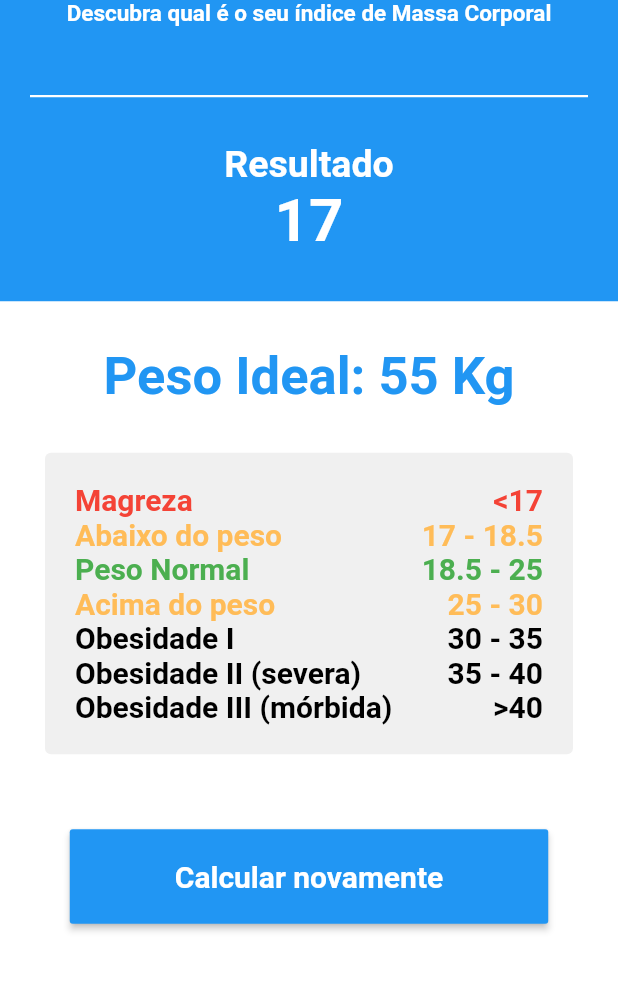
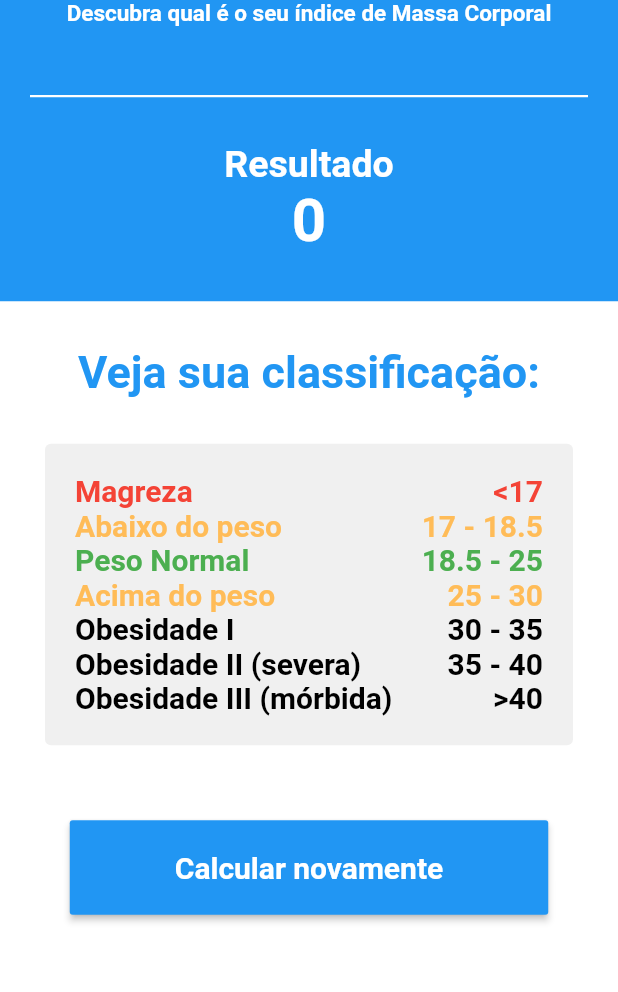
Before and after one commit to Ikamihiro/imc-flutter, a Flutter app: the screen it shows after launch, after a tap on "Calcular", on a phone screen of 412 x 824 dp, the part 130-1122 px from its top. Run offline on Flutter 3.47's test engine with Material 2 defaults, Android fonts, the phone set to English and light mode, and no system bars.

```diff
--- a/lib/pages/Home/components/Form.dart
+++ b/lib/pages/Home/components/Form.dart
@@ -49,7 +49,7 @@ class _FormInputState extends State<FormInput> {
                     padding: EdgeInsets.only(right: 20.0),
                     child: Column(
                       children: <Widget>[
-                        textLabel("Altura (m)"),
+                        textLabel("Peso (kg)"),
                         Padding(
                           padding: EdgeInsets.all(7),
                         ),
@@ -70,7 +70,10 @@ class _FormInputState extends State<FormInput> {
                       Navigator.push(
                           context,
                           MaterialPageRoute(
-                              builder: (context) => ResultPage()));
+                              builder: (context) => ResultPage(
+                                    alturaData: _controllerAltura.text,
+                                    pesoData: _controllerPeso.text,
+                                  )));
                     },
                   ),
                 ),
--- a/lib/pages/Result/ResultPage.dart
+++ b/lib/pages/Result/ResultPage.dart
@@ -1,32 +1,38 @@
 import 'package:flutter/material.dart';
 import '../Home/components/Header.dart';
+import './components/TableIMC.dart';
+import './components/LineWhite.dart';
+import './components/ShowResult.dart';
 
 class ResultPage extends StatefulWidget {
+  final String alturaData;
+  final String pesoData;
+
+  ResultPage({Key key, this.alturaData, this.pesoData}) : super(key: key);
+
   @override
   _ResultPageState createState() => _ResultPageState();
 }
 
 class _ResultPageState extends State<ResultPage> {
-  TextStyle red() {
-    return TextStyle(
-        color: Colors.red, fontWeight: FontWeight.bold, fontSize: 20);
+  double _altura, _peso, _resultado;
+
+  void calcularImc() {
+    if (widget.alturaData.isNotEmpty && widget.pesoData.isNotEmpty) {
+      print(widget.alturaData);
+      print(widget.pesoData);
+      _altura = double.parse(widget.alturaData);
+      _peso = double.parse(widget.pesoData);
+      _resultado = _peso / (_altura * _altura);
+    } else {
+      _resultado = 0.0;
+    }
   }
 
-  TextStyle yellow() {
-    return TextStyle(
-        color: Color.fromRGBO(255, 188, 88, 1),
-        fontWeight: FontWeight.bold,
-        fontSize: 20);
-  }
-
-  TextStyle green() {
-    return TextStyle(
-        color: Colors.green, fontWeight: FontWeight.bold, fontSize: 20);
-  }
-
-  TextStyle black() {
-    return TextStyle(
-        color: Colors.black, fontWeight: FontWeight.bold, fontSize: 20);
+  @override
+  void initState() {
+    calcularImc();
+    super.initState();
   }
 
   @override
@@ -39,35 +45,9 @@ class _ResultPageState extends State<ResultPage> {
             title: 'Calculadora IMC',
             subtitle: 'Descubra qual é o seu índice de Massa Corporal',
           ),
-          Container(
-            height: 1.5,
-            color: Colors.white,
-            margin: EdgeInsets.only(left: 20, right: 20, bottom: 30),
-          ),
-          Column(
-            mainAxisAlignment: MainAxisAlignment.center,
-            crossAxisAlignment: CrossAxisAlignment.center,
-            children: <Widget>[
-              Container(
-                child: Text(
-                  'Resultado',
-                  style: TextStyle(
-                      color: Colors.white,
-                      fontSize: 25,
-                      fontWeight: FontWeight.bold),
-                ),
-              ),
-              Container(
-                margin: EdgeInsets.only(bottom: 30),
-                child: Text(
-                  '17',
-                  style: TextStyle(
-                      color: Colors.white,
-                      fontSize: 40,
-                      fontWeight: FontWeight.bold),
-                ),
-              ),
-            ],
+          LineWhite(),
+          ShowResult(
+            resultado: _resultado.round().toString(),
           ),
           Expanded(
             child: Container(
@@ -77,121 +57,20 @@ class _ResultPageState extends State<ResultPage> {
                   Container(
                     margin: EdgeInsets.only(top: 30, bottom: 10),
                     child: Text(
-                      'Peso Ideal: 55 Kg',
+                      'Veja sua classificação:',
                       style: TextStyle(
                           color: Colors.blue,
-                          fontSize: 35,
+                          fontSize: 30,
                           fontWeight: FontWeight.bold),
                     ),
                   ),
-                  Card(
-                      elevation: 0,
-                      margin: EdgeInsets.only(
-                          left: 30, right: 30, bottom: 30, top: 20),
-                      color: Color.fromRGBO(240, 240, 240, 1),
-                      child: Padding(
-                        padding: EdgeInsets.all(20),
-                        child: Column(
-                          mainAxisAlignment: MainAxisAlignment.center,
-                          children: <Widget>[
-                            Row(
-                              mainAxisAlignment: MainAxisAlignment.spaceBetween,
-                              children: <Widget>[
-                                Text(
-                                  'Magreza',
-                                  style: red(),
-                                ),
-                                Text(
-                                  '<17',
-                                  style: red(),
-                                ),
-                              ],
-                            ),
-                            Row(
-                              mainAxisAlignment: MainAxisAlignment.spaceBetween,
-                              children: <Widget>[
-                                Text(
-                                  'Abaixo do peso',
-                                  style: yellow(),
-                                ),
-                                Text(
-                                  '17 - 18.5',
-                                  style: yellow(),
-                                ),
-                              ],
-                            ),
-                            Row(
-                              mainAxisAlignment: MainAxisAlignment.spaceBetween,
-                              children: <Widget>[
-                                Text(
-                                  'Peso Normal',
-                                  style: green(),
-                                ),
-                                Text(
-                                  '18.5 - 25',
-                                  style: green(),
-                                ),
-                              ],
-                            ),
-                            Row(
-                              mainAxisAlignment: MainAxisAlignment.spaceBetween,
-                              children: <Widget>[
-                                Text(
-                                  'Acima do peso',
-                                  style: yellow(),
-                                ),
-                                Text(
-                                  '25 - 30',
-                                  style: yellow(),
-                                ),
-                              ],
-                            ),
-                            Row(
-                              mainAxisAlignment: MainAxisAlignment.spaceBetween,
-                              children: <Widget>[
-                                Text(
-                                  'Obesidade I',
-                                  style: black(),
-                                ),
-                                Text(
-                                  '30 - 35',
-                                  style: black(),
-                                ),
-                              ],
-                            ),
-                            Row(
-                              mainAxisAlignment: MainAxisAlignment.spaceBetween,
-                              children: <Widget>[
-                                Text(
-                                  'Obesidade II (severa)',
-                                  style: black(),
-                                ),
-                                Text(
-                                  '35 - 40',
-                                  style: black(),
-                                ),
-                              ],
-                            ),
-                            Row(
-                              mainAxisAlignment: MainAxisAlignment.spaceBetween,
-                              children: <Widget>[
-                                Text(
-                                  'Obesidade III (mórbida)',
-                                  style: black(),
-                                ),
-                                Text(
-                                  '>40',
-                                  style: black(),
-                                ),
-                              ],
-                            ),
-                          ],
-                        ),
-                      )),
+                  TableIMC(),
                   Container(
                     padding: EdgeInsets.only(top: 20),
                     child: RaisedButton(
-                      onPressed: () {},
+                      onPressed: () {
+                        Navigator.pop(context);
+                      },
                       color: Colors.blue,
                       child: Text(
                         'Calcular novamente',
--- /dev/null
+++ b/lib/pages/Result/components/LineWhite.dart
@@ -0,0 +1,12 @@
+import 'package:flutter/material.dart';
+
+class LineWhite extends StatelessWidget {
+  @override
+  Widget build(BuildContext context) {
+    return Container(
+      height: 1.5,
+      color: Colors.white,
+      margin: EdgeInsets.only(left: 20, right: 20, bottom: 30),
+    );
+  }
+}
--- /dev/null
+++ b/lib/pages/Result/components/ShowResult.dart
@@ -0,0 +1,49 @@
+import 'package:flutter/material.dart';
+
+class ShowResult extends StatefulWidget {
+  final String resultado;
+
+  ShowResult({Key key, this.resultado}) : super(key: key);
+
+  @override
+  _ShowResultState createState() => _ShowResultState();
+}
+
+class _ShowResultState extends State<ShowResult> {
+  String _resultado;
+
+  @override
+  void initState() {
+    if (widget.resultado == '0.0') {
+      _resultado = 'Tente novamente';
+    } else {
+      _resultado = widget.resultado;
+    }
+    super.initState();
+  }
+
+  @override
+  Widget build(BuildContext context) {
+    return Column(
+      mainAxisAlignment: MainAxisAlignment.center,
+      crossAxisAlignment: CrossAxisAlignment.center,
+      children: <Widget>[
+        Container(
+          child: Text(
+            'Resultado',
+            style: TextStyle(
+                color: Colors.white, fontSize: 25, fontWeight: FontWeight.bold),
+          ),
+        ),
+        Container(
+          margin: EdgeInsets.only(bottom: 30),
+          child: Text(
+            _resultado,
+            style: TextStyle(
+                color: Colors.white, fontSize: 40, fontWeight: FontWeight.bold),
+          ),
+        ),
+      ],
+    );
+  }
+}
--- /dev/null
+++ b/lib/pages/Result/components/TableIMC.dart
@@ -0,0 +1,111 @@
+import 'package:flutter/material.dart';
+import './TextStyles.dart';
+
+class TableIMC extends StatelessWidget {
+  @override
+  Widget build(BuildContext context) {
+    return Card(
+        elevation: 0,
+        margin: EdgeInsets.only(left: 30, right: 30, bottom: 30, top: 20),
+        color: Color.fromRGBO(240, 240, 240, 1),
+        child: Padding(
+          padding: EdgeInsets.all(20),
+          child: Column(
+            mainAxisAlignment: MainAxisAlignment.center,
+            children: <Widget>[
+              Row(
+                mainAxisAlignment: MainAxisAlignment.spaceBetween,
+                children: <Widget>[
+                  Text(
+                    'Magreza',
+                    style: red(),
+                  ),
+                  Text(
+                    '<17',
+                    style: red(),
+                  ),
+                ],
+              ),
+              Row(
+                mainAxisAlignment: MainAxisAlignment.spaceBetween,
+                children: <Widget>[
+                  Text(
+                    'Abaixo do peso',
+                    style: yellow(),
+                  ),
+                  Text(
+                    '17 - 18.5',
+                    style: yellow(),
+                  ),
+                ],
+              ),
+              Row(
+                mainAxisAlignment: MainAxisAlignment.spaceBetween,
+                children: <Widget>[
+                  Text(
+                    'Peso Normal',
+                    style: green(),
+                  ),
+                  Text(
+                    '18.5 - 25',
+                    style: green(),
+                  ),
+                ],
+              ),
+              Row(
+                mainAxisAlignment: MainAxisAlignment.spaceBetween,
+                children: <Widget>[
+                  Text(
+                    'Acima do peso',
+                    style: yellow(),
+                  ),
+                  Text(
+                    '25 - 30',
+                    style: yellow(),
+                  ),
+                ],
+              ),
+              Row(
+                mainAxisAlignment: MainAxisAlignment.spaceBetween,
+                children: <Widget>[
+                  Text(
+                    'Obesidade I',
+                    style: black(),
+                  ),
+                  Text(
+                    '30 - 35',
+                    style: black(),
+                  ),
+                ],
+              ),
+              Row(
+                mainAxisAlignment: MainAxisAlignment.spaceBetween,
+                children: <Widget>[
+                  Text(
+                    'Obesidade II (severa)',
+                    style: black(),
+                  ),
+                  Text(
+                    '35 - 40',
+                    style: black(),
+                  ),
+                ],
+              ),
+              Row(
+                mainAxisAlignment: MainAxisAlignment.spaceBetween,
+                children: <Widget>[
+                  Text(
+                    'Obesidade III (mórbida)',
+                    style: black(),
+                  ),
+                  Text(
+                    '>40',
+                    style: black(),
+                  ),
+                ],
+              ),
+            ],
+          ),
+        ));
+  }
+}
--- /dev/null
+++ b/lib/pages/Result/components/TextStyles.dart
@@ -0,0 +1,23 @@
+import 'package:flutter/material.dart';
+
+TextStyle red() {
+  return TextStyle(
+      color: Colors.red, fontWeight: FontWeight.bold, fontSize: 20);
+}
+
+TextStyle yellow() {
+  return TextStyle(
+      color: Color.fromRGBO(255, 188, 88, 1),
+      fontWeight: FontWeight.bold,
+      fontSize: 20);
+}
+
+TextStyle green() {
+  return TextStyle(
+      color: Colors.green, fontWeight: FontWeight.bold, fontSize: 20);
+}
+
+TextStyle black() {
+  return TextStyle(
+      color: Colors.black, fontWeight: FontWeight.bold, fontSize: 20);
+}
```
